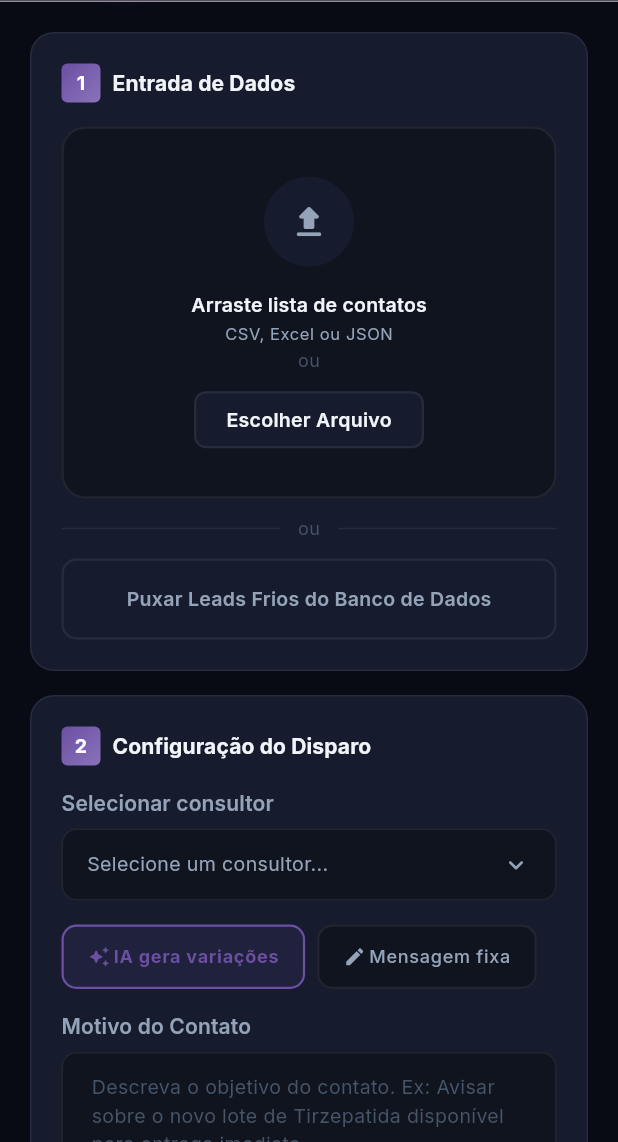
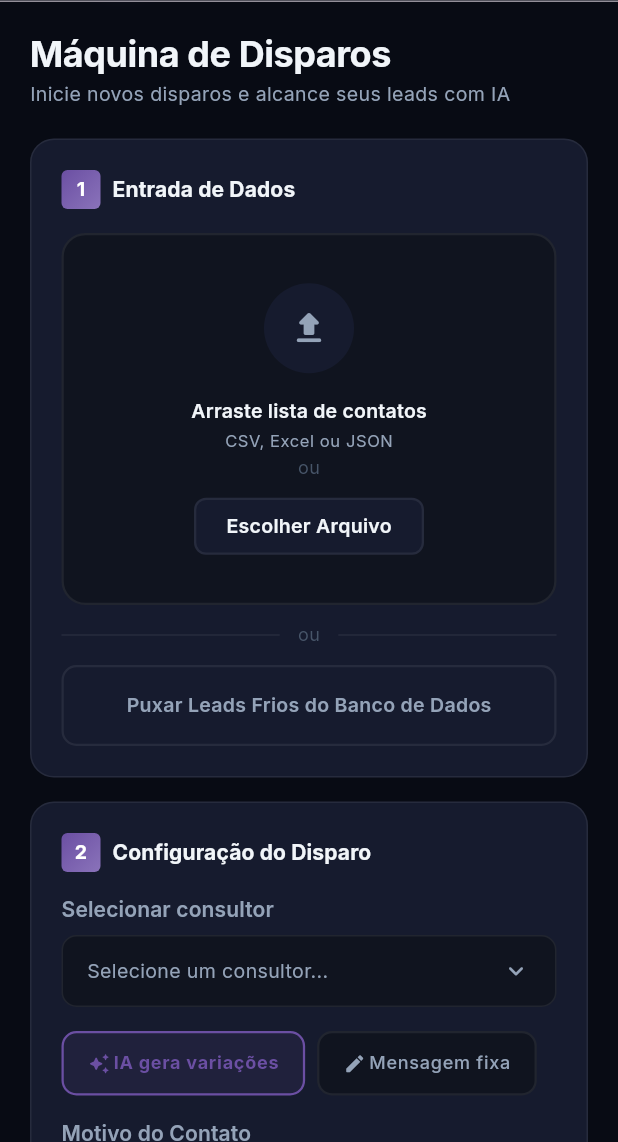
Before and after one commit to AlexFerreira10/aisend-web, a Flutter app: the BroadcastView screen opened by its route, on a phone screen of 412 x 824 dp, the part 94-1236 px from its top. Run offline on Flutter 3.47's test engine with Material 3 defaults, Android fonts, the phone set to English and light mode, and no system bars; our stand-ins replace dio, file_picker, google_fonts; network calls fail.

Commit message:
feat: better ui

```diff
--- a/lib/views/broadcast/broadcast_view.dart
+++ b/lib/views/broadcast/broadcast_view.dart
@@ -26,9 +26,11 @@ class BroadcastView extends StatelessWidget {
     currentRoute: '/broadcast',
     body: SingleChildScrollView(
       child: Padding(
-        padding: AppDimensions.extraLarge(context).isFinite
-            ? AppDimensions.paddingExtraLarge(context)
-            : AppDimensions.paddingLarge(context),
+        padding: context.isDesktop
+            ? const EdgeInsets.all(32)
+            : (AppDimensions.extraLarge(context).isFinite
+                ? AppDimensions.paddingExtraLarge(context)
+                : AppDimensions.paddingLarge(context)),
         child: context.isDesktop
             ? const _DesktopLayout()
             : const _MobileLayout(),
@@ -74,6 +76,8 @@ class _MainContent extends StatelessWidget {
     return Column(
       crossAxisAlignment: CrossAxisAlignment.start,
       children: <Widget>[
+        const _PageHeader(),
+        const AppSpacerVertical.extraLarge(),
         SectionCard(
           number: '1',
           title: 'Entrada de Dados',
@@ -109,6 +113,27 @@ class _MainContent extends StatelessWidget {
         ],
         const AppSpacerVertical.large(),
         const ActionButton(),
+      ],
+    );
+  }
+}
+
+class _PageHeader extends StatelessWidget {
+  const _PageHeader();
+
+  @override
+  Widget build(BuildContext context) {
+    return Column(
+      crossAxisAlignment: CrossAxisAlignment.start,
+      children: <Widget>[
+        Text('Máquina de Disparos', style: context.textTheme.displayMedium),
+        const AppSpacerVertical.small(),
+        Text(
+          'Inicie novos disparos e alcance seus leads com IA',
+          style: context.textTheme.bodyMedium?.copyWith(
+            color: context.colorScheme.onSurfaceVariant,
+          ),
+        ),
       ],
     );
   }
--- a/lib/widgets/aisend_scaffold.dart
+++ b/lib/widgets/aisend_scaffold.dart
@@ -16,37 +16,21 @@ class AiSendScaffold extends StatelessWidget {
     this.floatingActionButton,
   });
 
-  static const _routeTitles = {
-    '/': 'Central de Resultados',
-    '/broadcast': 'Máquina de Disparos',
-    '/schedule': 'Agendamentos',
-    '/follow_up': 'Follow-up',
-    '/leads': 'Gestão de Leads',
-  };
-
   @override
   Widget build(BuildContext context) {
     final isDesktop = MediaQuery.sizeOf(context).width >= 900;
 
     if (isDesktop) {
-      return Scaffold(
-        body: MediaQuery.removePadding(
-          context: context,
-          removeTop: true,
+      return Container(
+        color: context.colorScheme.surface,
         child: Row(
+          crossAxisAlignment: CrossAxisAlignment.stretch,
           children: <Widget>[
             SideNav(currentRoute: currentRoute),
             Expanded(
-                child: Column(
-                  crossAxisAlignment: CrossAxisAlignment.stretch,
-                  children: <Widget>[
-                    _ContentHeader(title: _routeTitles[currentRoute] ?? ''),
-                    Expanded(child: body),
-                  ],
-                ),
+              child: Material(color: Colors.transparent, child: body),
             ),
           ],
-          ),
         ),
       );
     }
@@ -59,22 +43,3 @@ class AiSendScaffold extends StatelessWidget {
     );
   }
 }
-
-class _ContentHeader extends StatelessWidget {
-  final String title;
-  const _ContentHeader({required this.title});
-
-  @override
-  Widget build(BuildContext context) => Container(
-        height: 56,
-        padding: const EdgeInsets.symmetric(horizontal: 32),
-        decoration: BoxDecoration(
-          color: context.colorScheme.surface,
-          border: Border(
-            bottom: BorderSide(color: context.theme.dividerColor, width: 1),
-          ),
-        ),
-        alignment: Alignment.centerLeft,
-        child: Text(title, style: context.textTheme.headlineSmall),
-      );
-}
```
Also changed, not shown: lib/views/dashboard/dashboard_view.dart (+44 -21 lines), lib/views/follow_up/follow_up_view.dart (+27 -6 lines), lib/views/leads/leads_view.dart (+62 -31 lines), lib/views/leads/widgets/lead_form_dialog.dart (+30 -13 lines), lib/views/schedule/schedule_view.dart (+69 -36 lines). Lines whose indentation alone changed are shown as unchanged.
